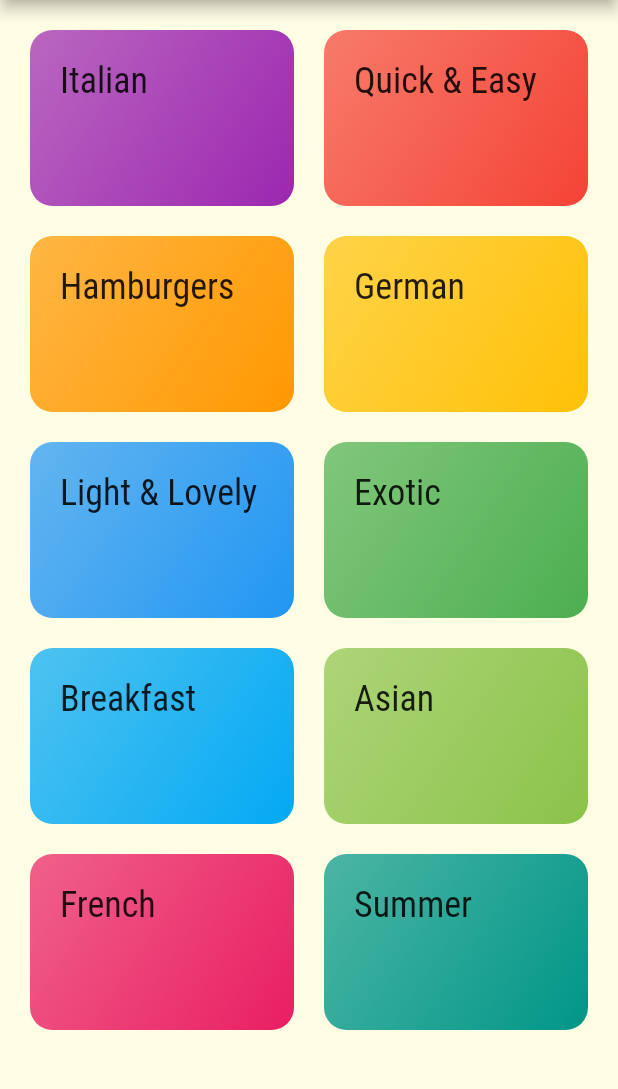
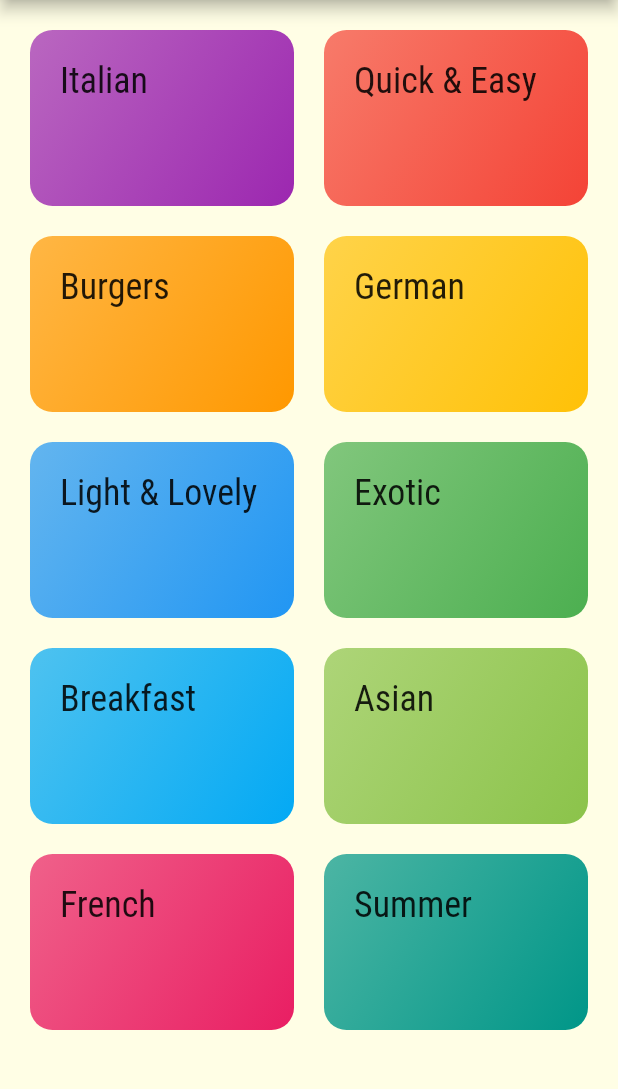
Before and after one commit to 7uhinn/MealsApp, a Flutter app: the screen it shows after launch, on a phone screen of 412 x 824 dp, the part 84-1173 px from its top. Run offline on Flutter 3.47's test engine with Material 2 defaults, Android fonts, the phone set to English and light mode, and no system bars.

```diff
--- a/lib/data.dart
+++ b/lib/data.dart
@@ -16,7 +16,7 @@ const dummy =  const [
   ),
   Categories(
     id: 'c3',
-    title: 'Hamburgers',
+    title: 'Burgers',
     color: Colors.orange,
   ),
   Categories(
```
Also changed, not shown: 1 other file.
